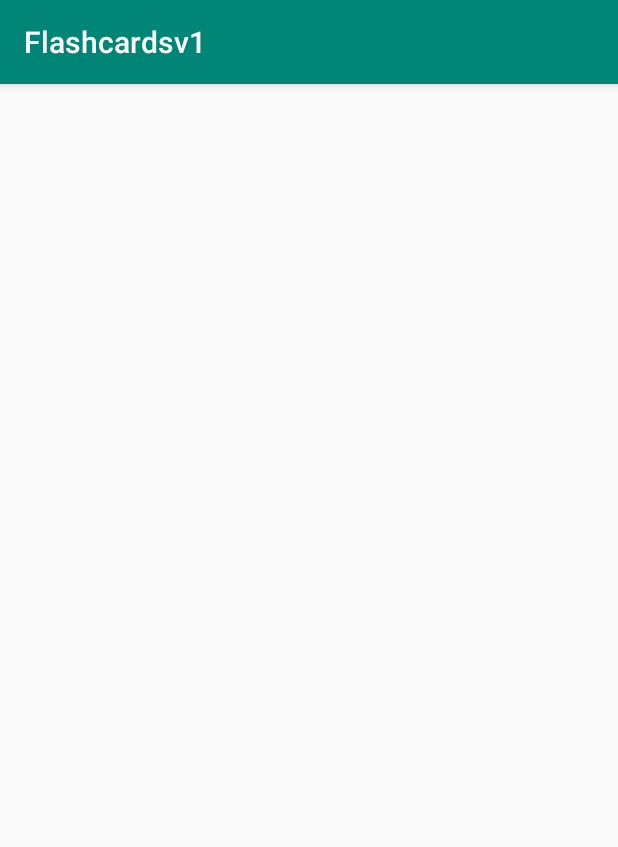
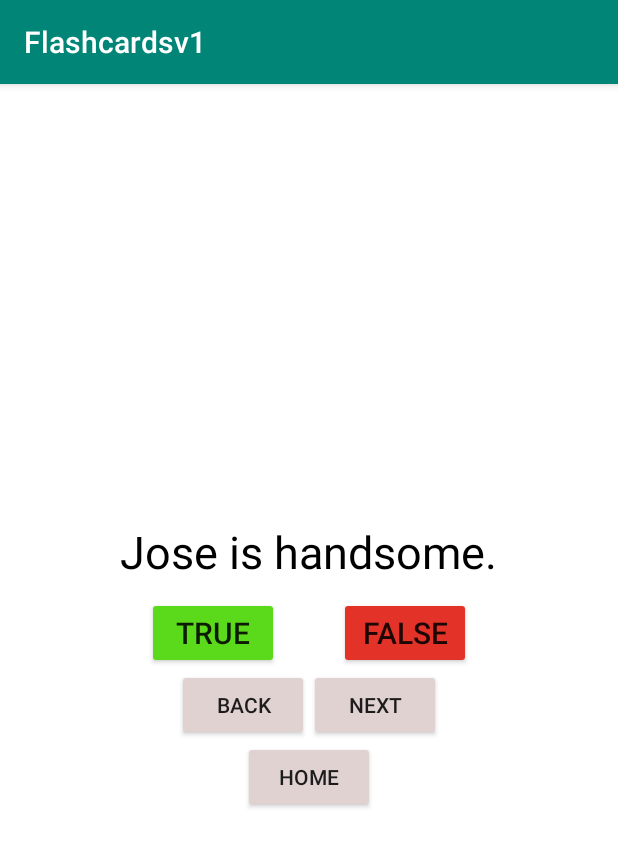
Before and after one commit to Kevin-Salva/SimpleFlashCards, an Android app: the Topic3 screen opened directly, with no data from a screen before it, on a phone screen of 412 x 824 dp. Shown: the top 847 px of the screen. Run offline under Robolectric (Android 15) with nearby library versions, the phone set to English and light mode, and no system bars.

Commit message:
added Topic3 and questions

```diff
--- a/app/src/main/java/com/example/simplefinalflashcard/Topic3.java
+++ b/app/src/main/java/com/example/simplefinalflashcard/Topic3.java
@@ -1,14 +1,150 @@
 package com.example.simplefinalflashcard;
 
+import android.content.Intent;
+import android.os.Bundle;
+import android.util.Log;
+import android.view.View;
+import android.widget.Button;
+import android.widget.TextView;
+import android.widget.Toast;
 import androidx.appcompat.app.AppCompatActivity;
 
-import android.os.Bundle;
+public class Topic3 extends AppCompatActivity
+        implements View.OnClickListener {
 
-public class Topic3 extends AppCompatActivity {
+    private Button falseButton;
+    private Button trueButton;
+    private Button nextButton;
+    private Button prevButton;
+    private TextView questionTextView;
+    private int correct = 0;
+    Button buttonhome;
+
+    private int currentQuestionIndex = 0;
+
+    private Question[] questionBank = new Question[] {
+
+            new Question(R.string.j, false),
+            new Question(R.string.k, true),
+            new Question(R.string.l, true),
+            new Question(R.string.m, true),
+
+
+    };
 
     @Override
-    protected void onCreate(Bundle savedInstanceState) {
+    protected void onCreate(Bundle savedInstanceState)
+    {
         super.onCreate(savedInstanceState);
         setContentView(R.layout.activity_topic3);
+
+        buttonhome = (Button) findViewById(R.id.home_button);
+        buttonhome.setOnClickListener(new View.OnClickListener() {
+            @Override
+            public void onClick(View v) {
+                Intent intent = new Intent(Topic3.this, MainActivity.class);
+                startActivity(intent);
+            }
+        });
+        falseButton = findViewById(R.id.false_button);
+        trueButton = findViewById(R.id.true_button);
+        nextButton = findViewById(R.id.next_button);
+        prevButton = findViewById(R.id.prev_button);
+
+        questionTextView
+                = findViewById(R.id.answer_text_view);
+        falseButton.setOnClickListener(this);
+        trueButton.setOnClickListener(this);
+        nextButton.setOnClickListener(this);
+        prevButton.setOnClickListener(this);
+    }
+
+
+    @Override
+    public void onClick(View v)
+    {
+
+        switch (v.getId()) {
+            case R.id.false_button:
+                checkAnswer(false);
+                break;
+
+            case R.id.true_button:
+                checkAnswer(true);
+                break;
+
+            case R.id.next_button:
+
+                if (currentQuestionIndex < 5) {
+                    currentQuestionIndex
+                            = currentQuestionIndex + 1;
+
+                    if (currentQuestionIndex == 4) {
+                        questionTextView.setText(getString(
+                                R.string.correct, correct));
+                        nextButton.setVisibility(
+                                View.INVISIBLE);
+                        prevButton.setVisibility(
+                                View.INVISIBLE);
+                        trueButton.setVisibility(
+                                View.INVISIBLE);
+                        falseButton.setVisibility(
+                                View.INVISIBLE);
+                        if (correct > 2)
+
+                            questionTextView.setText(
+                                    "SCORE: " + correct
+                                            + " "
+                                            + "OUT OF 4");
+
+                        else;
+                    }
+                    else {
+                        updateQuestion();
+                    }
+                }
+
+                break;
+            case R.id.prev_button:
+                if (currentQuestionIndex > 0) {
+                    currentQuestionIndex
+                            = (currentQuestionIndex - 1)
+                            % questionBank.length;
+                    updateQuestion();
+                }
+        }
+    }
+
+    private void updateQuestion()
+    {
+        Log.d("Current",
+                "onClick: " + currentQuestionIndex);
+
+        questionTextView.setText(
+                questionBank[currentQuestionIndex]
+                        .getAnswerResId());
+
+    }
+    private void checkAnswer(boolean userChooseCorrect)
+    {
+        boolean answerIsTrue
+                = questionBank[currentQuestionIndex]
+                .isAnswerTrue();
+
+        int toastMessageId;
+
+        if (userChooseCorrect == answerIsTrue) {
+            toastMessageId = R.string.correct_answer;
+            correct++;
+        }
+        else {
+
+            toastMessageId = R.string.wrong_answer;
+        }
+
+        Toast
+                .makeText(Topic3.this, toastMessageId,
+                        Toast.LENGTH_SHORT)
+                .show();
     }
 }
--- a/app/src/main/res/layout/activity_topic3.xml
+++ b/app/src/main/res/layout/activity_topic3.xml
@@ -1,9 +1,76 @@
-<?xml version="1.0" encoding="utf-8"?>
-<androidx.constraintlayout.widget.ConstraintLayout xmlns:android="http://schemas.android.com/apk/res/android"
+<LinearLayout xmlns:android="http://schemas.android.com/apk/res/android"
     xmlns:app="http://schemas.android.com/apk/res-auto"
     xmlns:tools="http://schemas.android.com/tools"
     android:layout_width="match_parent"
+    android:background="#FFFFFF"
     android:layout_height="match_parent"
+    android:orientation="vertical"
+    android:gravity="center"
     tools:context=".Topic3">
 
-</androidx.constraintlayout.widget.ConstraintLayout>
+    <TextView
+        android:id="@+id/answer_text_view"
+        android:layout_width="wrap_content"
+        android:layout_height="wrap_content"
+        android:padding="10dp"
+        android:text="Jose is handsome."
+        android:textColor="@android:color/black"
+        android:textSize="30sp" />
+
+    <LinearLayout
+        android:layout_width="wrap_content"
+        android:layout_height="wrap_content">
+
+        <Button
+            android:id="@+id/true_button"
+            android:layout_marginRight="20dp"
+            android:backgroundTint="#5BD91B"
+            android:layout_width="wrap_content"
+            android:layout_height="wrap_content"
+            android:textSize="20sp"
+            android:text="true" />
+
+        <Button
+            android:id="@+id/false_button"
+            android:layout_marginLeft="20dp"
+            android:layout_width="wrap_content"
+            android:backgroundTint="#E33328"
+            android:layout_height="wrap_content"
+            android:textSize="20sp"
+            android:text="false" />
+
+    </LinearLayout>
+
+    <LinearLayout
+        android:layout_width="wrap_content"
+        android:layout_height="wrap_content">
+
+        <Button
+            android:id="@+id/prev_button"
+            android:layout_width="wrap_content"
+            android:layout_height="wrap_content"
+            android:backgroundTint="#DFD2D1"
+            android:text="back" />
+
+        <Button
+            android:id="@+id/next_button"
+            android:layout_width="wrap_content"
+            android:layout_height="wrap_content"
+            android:backgroundTint="#DFD2D1"
+            android:text="next" />
+
+    </LinearLayout>
+    <LinearLayout
+        android:layout_width="wrap_content"
+        android:layout_height="wrap_content">
+
+        <Button
+            android:id="@+id/home_button"
+            android:layout_width="wrap_content"
+            android:layout_height="wrap_content"
+            android:backgroundTint="#DFD2D1"
+            android:text="home" />
+
+    </LinearLayout>
+
+</LinearLayout>
--- a/app/src/main/res/values/strings.xml
+++ b/app/src/main/res/values/strings.xml
@@ -12,6 +12,11 @@
     <string name="d">4/4=2</string>
     <string name="e">4-4=0 </string>
 
+    <string name="j"> Jose is handsome.</string>
+    <string name="k"> Jack is strong.</string>
+    <string name="l"> Joshua is noisy.</string>
+    <string name="m"> Am I lying?</string>
+
     <string name="next_text">next</string>
     <string name="prev_text">previous</string>
 </resources>
```
